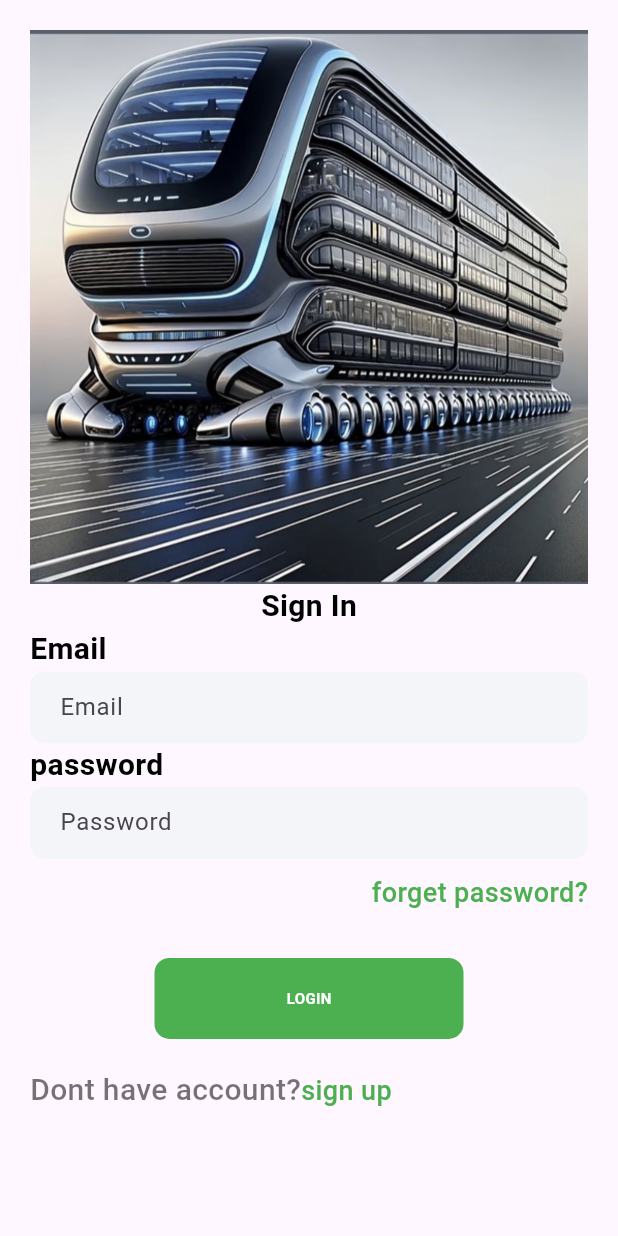
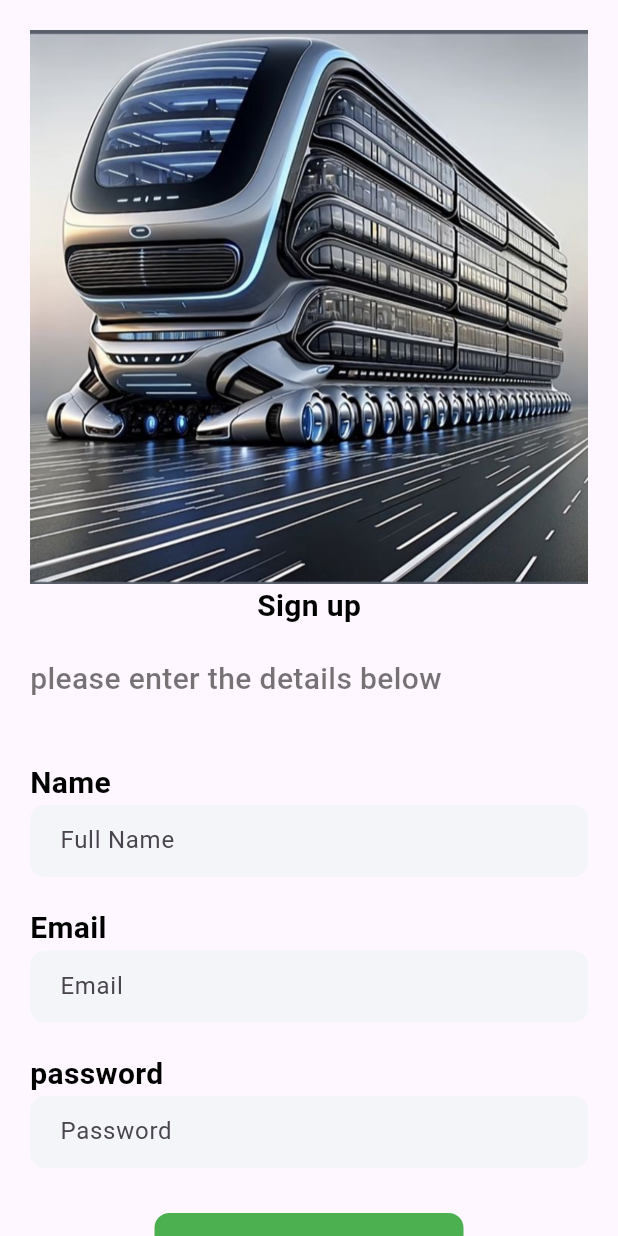
Before and after one commit to adamu-labaran/hypersonic, a Flutter app: the screen it shows after launch, on a phone screen of 412 x 824 dp. Run offline on Flutter 3.47's test engine with Material 3 defaults, Android fonts, the phone set to English and light mode, and no system bars; our stand-ins replace curved_navigation_bar.

Commit message:
sign up page accompalished

```diff
--- a/lib/main.dart
+++ b/lib/main.dart
@@ -2,6 +2,7 @@ import 'package:flutter/material.dart';
 import 'package:hypersonic/pages/bottomnav.dart';
 import 'package:hypersonic/pages/login.dart';
 import 'package:hypersonic/pages/product_detail.dart';
+import 'package:hypersonic/pages/singup.dart';
 
 void main() {
   runApp(const MyApp());
@@ -18,7 +19,7 @@ class MyApp extends StatelessWidget {
       theme: ThemeData(
           colorScheme: ColorScheme.fromSeed(seedColor: Colors.deepPurple),
           useMaterial3: true),
-      home: LogIn(),
+      home: SignUp(),
     );
   }
 }
--- a/lib/pages/login.dart
+++ b/lib/pages/login.dart
@@ -1,5 +1,6 @@
 import 'package:flutter/material.dart';
 import 'package:flutter/widgets.dart';
+import 'package:hypersonic/pages/singup.dart';
 import 'package:hypersonic/widget/support_widget.dart';
 
 // login page: this file handle sign in details for user
@@ -67,12 +68,21 @@ class _LogInState extends State<LogIn> {
               Row(
                 children: [
                   Text('Dont have account?', style: AppWidget.lightTextFieldStyyle(),),
-                 Text(
+                 GestureDetector(
+                  onTap: (){
+                      Navigator.push(
+                        context,
+                        MaterialPageRoute(builder: (context) => SignUp()),
+                      );
+
+                  },
+                   child: Text(
                       'sign up',
                       style: TextStyle(
                         color: Colors.green,
                         fontSize: 18.0,
                         fontWeight: FontWeight.w500,
+                      ),
                     ),
                  ),
 
--- /dev/null
+++ b/lib/pages/singup.dart
@@ -0,0 +1,139 @@
+import 'package:flutter/material.dart';
+import 'package:hypersonic/pages/login.dart';
+import 'package:hypersonic/widget/support_widget.dart';
+
+class SignUp extends StatefulWidget {
+  const SignUp({super.key});
+
+  @override
+  State<SignUp> createState() => _SignUpState();
+}
+
+class _SignUpState extends State<SignUp> {
+  @override
+  Widget build(BuildContext context) {
+    return Scaffold(
+      body: SingleChildScrollView(
+        child: Container(
+          margin:
+              EdgeInsets.only(top: 20.0, left: 20.0, right: 20.0, bottom: 40.0),
+          child: Column(
+            crossAxisAlignment: CrossAxisAlignment.start,
+            children: [
+              Image.asset('assets/images/train.png'),
+              // user sign in details
+              Center(
+                child: Text(
+                  'Sign up',
+                  style: AppWidget.semiboldTextFieldstyle(),
+                ),
+              ),
+              SizedBox(
+                height: 20.0,
+              ),
+              Text(
+                'please enter the details below',
+                style: AppWidget.lightTextFieldStyyle(),
+              ),
+              SizedBox(
+                height: 20.0,
+              ),
+              SizedBox(
+                height: 20.0,
+              ),
+              Text(
+                'Name',
+                style: AppWidget.semiboldTextFieldstyle(),
+              ),
+              Container(
+                padding: EdgeInsets.only(left: 20.0),
+                decoration: BoxDecoration(
+                  color: Color(0xFFF4F5F9),
+                  borderRadius: BorderRadius.circular(10),
+                ),
+                child: TextField(
+                    decoration: InputDecoration(
+                        border: InputBorder.none, hintText: 'Full Name')),
+              ),
+              SizedBox(
+                height: 20.0,
+              ),
+              Text(
+                'Email',
+                style: AppWidget.semiboldTextFieldstyle(),
+              ),
+              Container(
+                padding: EdgeInsets.only(left: 20.0),
+                decoration: BoxDecoration(
+                  color: Color(0xFFF4F5F9),
+                  borderRadius: BorderRadius.circular(10),
+                ),
+                child: TextField(
+                    decoration: InputDecoration(
+                        border: InputBorder.none, hintText: 'Email')),
+              ),
+              SizedBox(height: 20.0),
+              Text(
+                'password',
+                style: AppWidget.semiboldTextFieldstyle(),
+              ),
+              Container(
+                padding: EdgeInsets.only(left: 20.0),
+                decoration: BoxDecoration(
+                  color: Color(0xFFF4F5F9),
+                  borderRadius: BorderRadius.circular(10),
+                ),
+                child: TextField(
+                    decoration: InputDecoration(
+                        border: InputBorder.none, hintText: 'Password')),
+              ),
+
+              SizedBox(height: 30),
+              Center(
+                child: Container(
+                  width: MediaQuery.of(context).size.width / 2,
+                  padding: EdgeInsets.all(20),
+                  decoration: BoxDecoration(
+                    color: Colors.green,
+                    borderRadius: BorderRadius.circular(10),
+                  ),
+                  child: Center(
+                    child: Text(
+                      'Sign Up',
+                      style: TextStyle(
+                          color: Colors.white,
+                          fontSize: 10.0,
+                          fontWeight: FontWeight.bold),
+                    ),
+                  ),
+                ),
+              ),
+              SizedBox(height: 20.0),
+              Row(
+                children: [
+                  Text(
+                    'Alrady have an account?',
+                    style: AppWidget.lightTextFieldStyyle(),
+                  ),
+                  GestureDetector(
+                    onTap: () {
+                      Navigator.push(context, MaterialPageRoute(builder: (context) => LogIn()),);
+                    },
+                    child: Text(
+                      'sign In',
+                      style: TextStyle(
+                        color: Colors.green,
+                        fontSize: 18.0,
+                        fontWeight: FontWeight.w500,
+                      ),
+                    ),
+                  ),
+                ],
+              ),
+            ],
+          ),
+        ),
+      ),
+    );
+  }
+}
```
Lines whose indentation alone changed are shown as unchanged.
